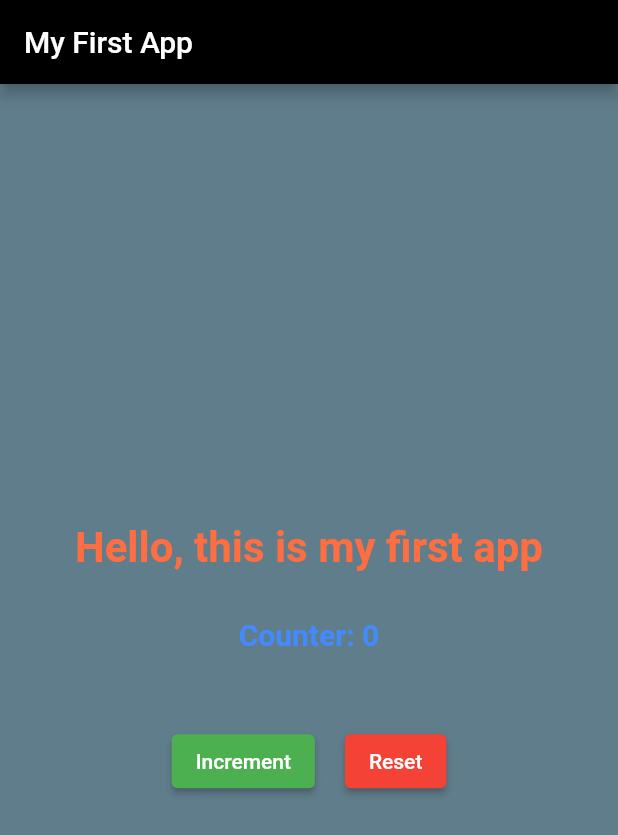
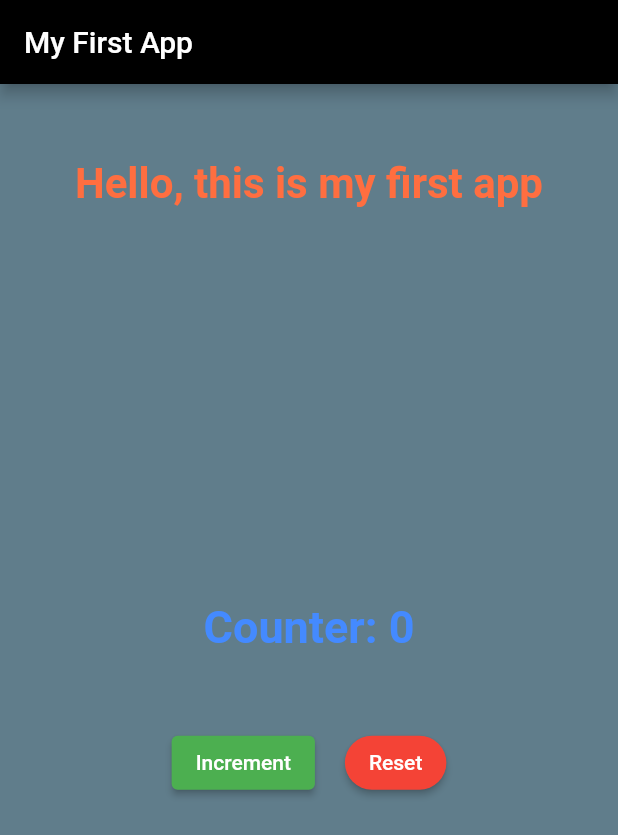
Before and after one commit to AsilbekGit/WidgetsPractise, a Flutter app: the screen it shows after launch, on a phone screen of 412 x 824 dp. Shown: the top 835 px of the screen. Run offline on Flutter 3.47's test engine with Material 2 defaults, Android fonts, the phone set to English and light mode, and no system bars.

```diff
--- a/lib/main.dart
+++ b/lib/main.dart
@@ -22,11 +22,14 @@ class MyApp extends StatelessWidget {
               color: Colors.blueGrey,
             ),
             child: Column(
-              mainAxisAlignment: MainAxisAlignment.center,
+              mainAxisAlignment: MainAxisAlignment.spaceBetween,
               children: <Widget>[
-                GreetingMessage(),
+                Padding(
+                  padding: EdgeInsets.only(top: 50.0),
+                  child: GreetingMessage(),
+                ),
+                CounterWidget(),
                 SizedBox(height: 30),
-                CounterWidget(),
               ],
             ),
           ),
@@ -55,7 +58,7 @@ class _CounterWidgetState extends State<CounterWidget> {
   void _resetCounter() {
     setState(() {
       _counter = 0;
-      _incrementMessage = 'You reset the value.';
+      _incrementMessage =  'You reset the value.';
     });
   }
 
@@ -66,7 +69,7 @@ class _CounterWidgetState extends State<CounterWidget> {
       children: <Widget>[
         Text(
           'Counter: $_counter',
-          style: TextStyle(fontSize: 20, fontWeight: FontWeight.bold,
+          style: TextStyle(fontSize: 30, fontWeight: FontWeight.bold,
           color: Colors.blueAccent),
         ),
         SizedBox(height: 10),
@@ -91,7 +94,10 @@ class _CounterWidgetState extends State<CounterWidget> {
               child: Text('Reset'),
               style: ElevatedButton.styleFrom(
               primary: Colors.red,
+              shape: RoundedRectangleBorder(
+              borderRadius: BorderRadius.circular(20),
               ),
+            ),
             ),
           ],
         ),
```
